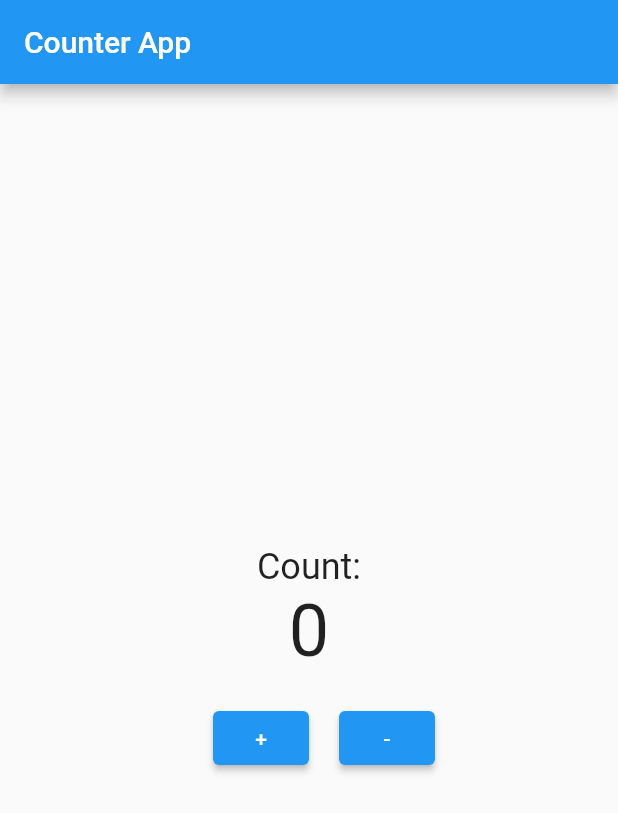
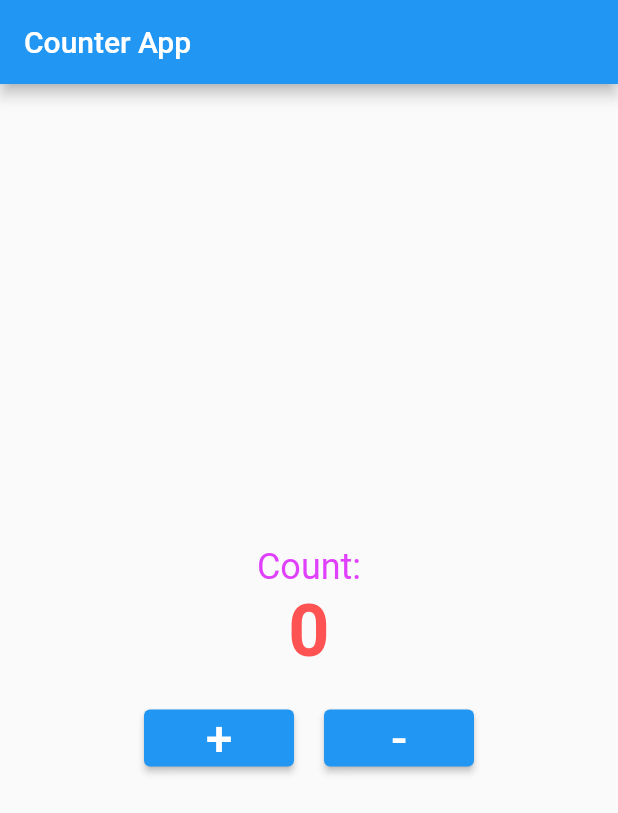
Before and after one commit to ob1Kenoobi/livetest-mod7, a Flutter app: the screen it shows after launch, on a phone screen of 412 x 824 dp. Shown: the top 813 px of the screen. Run offline on Flutter 3.47's test engine with Material 2 defaults, Android fonts, the light colour scheme and no system bars.

Commit message:
modified the buttons and color of the text.

```diff
--- a/lib/main.dart
+++ b/lib/main.dart
@@ -69,25 +69,39 @@ class _CounterScreenState extends State<CounterScreen> {
           children: <Widget>[
             Text(
               "Count:",
-              style: TextStyle(fontSize: 24),
+              style: TextStyle(fontSize: 24, color: Colors.purpleAccent),
             ),
             Text(
               "$count",
-              style: TextStyle(fontSize: 48),
+              style: TextStyle(
+                  fontSize: 48,
+                  fontWeight: FontWeight.w600,
+                  color: Colors.redAccent),
             ),
             SizedBox(height: 20), // Add spacing here
             Row(
               mainAxisAlignment: MainAxisAlignment.center,
               children: <Widget>[
-                SizedBox(width: 20), // Add spacing here
-                ElevatedButton(
-                  onPressed: _incrementCount,
-                  child: Text("+"),
+                Container(
+                  width: 100,
+                  child: ElevatedButton(
+                    onPressed: _incrementCount,
+                    child: Text(
+                      "+",
+                      style: TextStyle(fontSize: 32),
+                    ),
+                  ),
                 ),
                 SizedBox(width: 20),
-                ElevatedButton(
-                  onPressed: _decrementCount,
-                  child: Text("-"),
+                Container(
+                  width: 100,
+                  child: ElevatedButton(
+                    onPressed: _decrementCount,
+                    child: Text(
+                      "-",
+                      style: TextStyle(fontSize: 32),
+                    ),
+                  ),
                 ),
               ],
             ),
```
